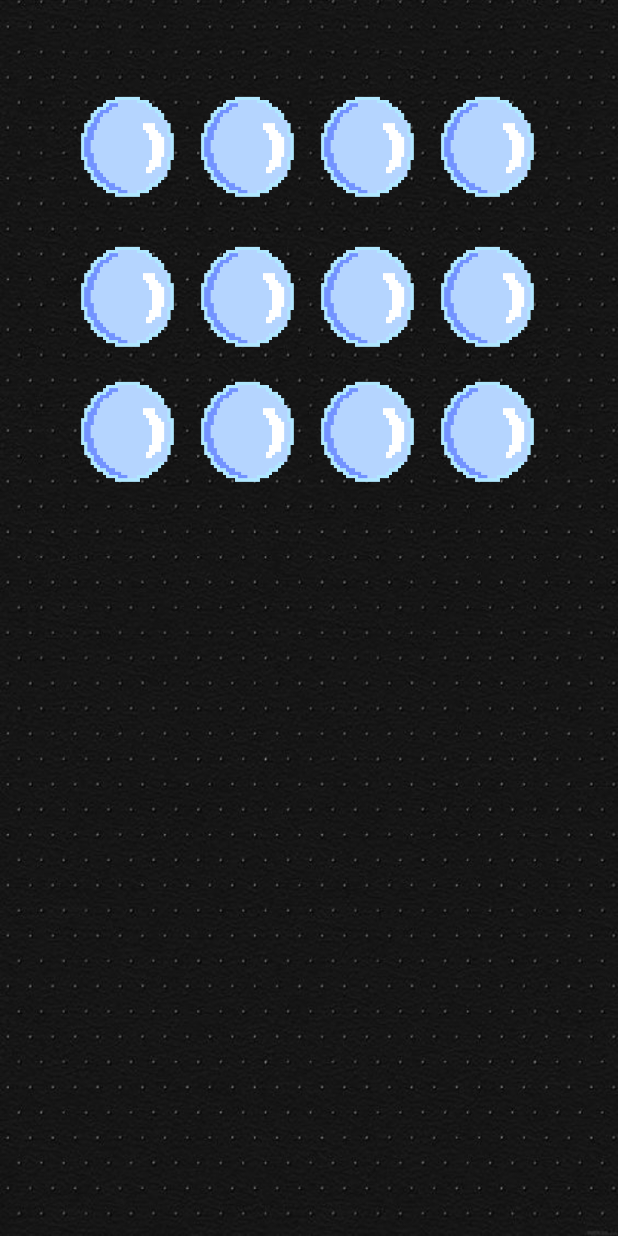
After one commit to drums71ck/MyReminder, an Android app built with Jetpack Compose: the Minigame_2 screen opened directly, with no data from a screen before it, on a phone screen of 412 x 824 dp. The commit adds this screen. Run offline under Robolectric (Android 15) with nearby library versions, the phone set to English and light mode, and no system bars.

Commit message:
minigame 2 bubbles

```diff
--- /dev/null
+++ b/app/src/main/java/com/example/myreminder/Minigame_2.kt
@@ -0,0 +1,88 @@
+package com.example.myreminder
+
+import android.media.MediaPlayer
+import androidx.appcompat.app.AppCompatActivity
+import android.os.Bundle
+import android.widget.Button
+import android.widget.ImageButton
+import android.widget.Toast
+import java.io.IOException
+import java.util.Random
+
+class Minigame_2 : AppCompatActivity() {
+
+
+    private  val buttonsIds = arrayOf(
+        R.id.boton00, R.id.boton01, R.id.boton02, R.id.boton03,
+        R.id.boton04, R.id.boton05, R.id.boton06, R.id.boton07,
+        R.id.boton08, R.id.boton09, R.id.boton10, R.id.boton11
+    )
+    private val soundIds = arrayOf(
+        R.raw.bubble1, R.raw.bubble2, R.raw.bubble3
+    )
+    private var bubblesCount = buttonsIds.size
+    private lateinit var mediaPlayers : Array<MediaPlayer>
+
+
+
+    override fun onCreate(savedInstanceState: Bundle?) {
+        super.onCreate(savedInstanceState)
+        setContentView(R.layout.activity_minigame2)
+        supportActionBar?.hide()
+
+        mediaPlayers = Array(soundIds.size) { MediaPlayer() }
+
+        for (buttonId in buttonsIds){
+            val button: ImageButton = findViewById(buttonId)
+            button.setBackgroundResource(R.drawable.bubble)
+            button.setOnClickListener(){onBubbleClicked(button)}
+        }
+    }
+
+    /**
+     * TODO
+     *
+     * @param button
+     */
+    private fun onBubbleClicked(button: ImageButton) {
+        button.setBackgroundResource(R.drawable.bubble_crash)
+        button.isClickable = false
+        bubblesCount--
+
+        // Reproducir los sonidos de burbujas aleatoriamente
+        val randomSoundId = if(Random().nextInt(100)<1){
+            R.raw.meow
+        }else{
+            soundIds.random()
+        }
+
+        val mediaPlayer = MediaPlayer()
+        mediaPlayer.setOnCompletionListener { mp ->
+            mp.release()
+        }
+
+        try {
+            mediaPlayer.setDataSource(resources.openRawResourceFd(randomSoundId))
+            mediaPlayer.prepare()
+            mediaPlayer.start()
+        } catch (e: IOException) {
+            e.printStackTrace()
+            // Manejar la excepción de manera adecuada
+        }
+
+        if (bubblesCount == 0) {
+            restartGame()
+        }
+    }
+
+    private fun restartGame() {
+        for (buttonId in buttonsIds){
+            val button: ImageButton = findViewById(buttonId)
+            button.setBackgroundResource(R.drawable.bubble)
+            button.isClickable = true
+        }
+        bubblesCount = buttonsIds.size
+    }
+
+
+}
--- /dev/null
+++ b/app/src/main/res/layout/activity_minigame2.xml
@@ -0,0 +1,141 @@
+<?xml version="1.0" encoding="utf-8"?>
+
+<LinearLayout xmlns:android="http://schemas.android.com/apk/res/android"
+    xmlns:tools="http://schemas.android.com/tools"
+    android:layout_width="match_parent"
+    android:layout_height="match_parent"
+    android:background="@drawable/sol"
+    android:orientation="vertical">
+
+    <!--fila 1 -->
+    <TableLayout
+        android:layout_width="match_parent"
+        android:layout_height="wrap_content"
+        android:layout_marginTop="50dp"
+        android:padding="10dp">
+
+        <TableRow
+            android:layout_width="match_parent"
+            android:layout_height="match_parent"
+            android:gravity="center">
+
+            <ImageButton
+                android:id="@+id/boton00"
+                android:layout_width="80dp"
+                android:layout_height="80dp"
+                android:layout_column="0" />
+
+            <ImageButton
+                android:id="@+id/boton01"
+                android:layout_width="80dp"
+                android:layout_height="80dp"
+                android:layout_column="1"/>
+
+            <ImageButton
+                android:id="@+id/boton02"
+                android:layout_width="80dp"
+                android:layout_height="80dp"
+                android:layout_column="2"/>
+
+            <ImageButton
+                android:id="@+id/boton03"
+                android:layout_width="80dp"
+                android:layout_height="80dp"
+                android:layout_column="3"/>
+        </TableRow>
+    </TableLayout>
+    <!--fila 2 -->
+    <TableLayout
+        android:layout_width="match_parent"
+        android:layout_height="wrap_content"
+        android:layout_marginTop="0dp"
+        android:padding="10dp">
+
+        <TableRow
+            android:layout_width="match_parent"
+            android:layout_height="match_parent"
+            android:gravity="center">
+
+            <ImageButton
+                android:id="@+id/boton04"
+                android:layout_width="80dp"
+                android:layout_height="80dp"
+                android:layout_column="0"/>
+
+            <ImageButton
+                android:id="@+id/boton05"
+                android:layout_width="80dp"
+                android:layout_height="80dp"
+                android:layout_column="1"/>
+
+            <ImageButton
+                android:id="@+id/boton06"
+                android:layout_width="80dp"
+                android:layout_height="80dp"
+                android:layout_column="2"/>
+
+            <ImageButton
+                android:id="@+id/boton07"
+                android:layout_width="80dp"
+                android:layout_height="80dp"
+                android:layout_column="3"/>
+        </TableRow>
+        <!--fila 3 -->
+        <TableLayout
+            android:layout_width="match_parent"
+            android:layout_height="wrap_content"
+            android:layout_marginTop="0dp"
+
+            android:padding="10dp">
+
+            <TableRow
+                android:layout_width="match_parent"
+                android:layout_height="match_parent"
+                android:gravity="center">
+
+                <ImageButton
+                    android:id="@+id/boton08"
+                    android:layout_width="80dp"
+                    android:layout_height="80dp"
+                    android:layout_column="0"/>
+
+                <ImageButton
+                    android:id="@+id/boton09"
+                    android:layout_width="80dp"
+                    android:layout_height="80dp"
+                    android:layout_column="1"/>
+
+                <ImageButton
+                    android:id="@+id/boton10"
+                    android:layout_width="80dp"
+                    android:layout_height="80dp"
+                    android:layout_column="2"/>
+
+                <ImageButton
+                    android:id="@+id/boton11"
+                    android:layout_width="80dp"
+                    android:layout_height="80dp"
+                    android:layout_column="3"/>
+            </TableRow>
+        </TableLayout>
+
+
+        <LinearLayout
+            android:layout_width="match_parent"
+            android:layout_height="match_parent"
+            android:layout_marginTop="50dp"
+            android:gravity="center_horizontal"
+            android:orientation="horizontal">
+
+
+
+
+
+
+        </LinearLayout>
+
+
+    </TableLayout>
+
+
+</LinearLayout>
```
Also changed, not shown: app/src/main/AndroidManifest.xml (+10 -7 lines), app/src/main/java/com/example/myreminder/MainActivity.kt (+1 -7 lines), app/src/main/java/com/example/myreminder/Minigame.kt (+10 -0 lines), app/src/main/res/layout/activity_minigame.xml (+16 -2 lines), app/src/main/res/drawable/bubble.png (added), app/src/main/res/drawable/bubble_crash.png (added), 4 other files.
